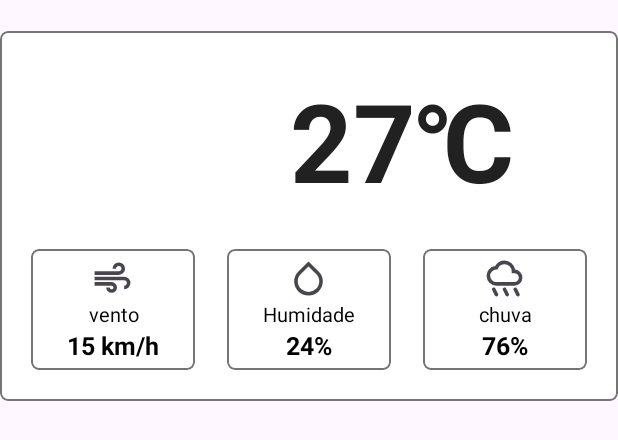
After one commit to VitorAlvesDevv/Previsao-tempo, an Android app: the layout item_container_current_previsao.xml on its own in the app's theme, with its tools: preview values and no code run, on a phone screen of 412 x 824 dp. The commit adds this screen. Shown: the top 440 px of the screen. Run offline under Robolectric (Android 15) with nearby library versions, the phone set to English and light mode, and no system bars.

Commit message:
fiz as alteçoes  no layout onde ira aparecer as informaçoes da previsao do tempo

```diff
--- a/app/src/main/java/com/example/previsaodotempo/fragments/home/HomeFragment.kt
+++ b/app/src/main/java/com/example/previsaodotempo/fragments/home/HomeFragment.kt
@@ -84,7 +84,7 @@ class HomeFragment : Fragment() {
     private fun setObservers() {
         with(modeloVisualizacao) {
             currentLocation.observe(viewLifecycleOwner) {
-            val currentLocationDataState = it ?: return@observe
+            val currentLocationDataState = it.getContentIfNotHandled() ?: return@observe
                 if (currentLocationDataState.isLoading) {
                     showLoading()
                 }
--- a/app/src/main/java/com/example/previsaodotempo/fragments/home/ModeloVisualizacao.kt
+++ b/app/src/main/java/com/example/previsaodotempo/fragments/home/ModeloVisualizacao.kt
@@ -6,14 +6,15 @@ import androidx.lifecycle.MutableLiveData
 import androidx.lifecycle.ViewModel
 import androidx.lifecycle.viewModelScope
 import com.example.previsaodotempo.data.CurrentLocation
+import com.example.previsaodotempo.data.EventDataLive
 import com.example.previsaodotempo.rede.repositorio.RepositorioPrevisaoTempo
 import com.google.android.gms.location.FusedLocationProviderClient
 import kotlinx.coroutines.launch
 
 class ModeloVisualizacao(private val repositorioPrevisaoTempo: RepositorioPrevisaoTempo) : ViewModel() {
 
-    private val _currentLocation = MutableLiveData<CurrentLocationDataState>()
-    val currentLocation: LiveData<CurrentLocationDataState> get() = _currentLocation
+    private val _currentLocation = MutableLiveData<EventDataLive<CurrentLocationDataState>>()
+    val currentLocation: LiveData<EventDataLive<CurrentLocationDataState>> get() = _currentLocation
 
     fun getCurrentLocation(
         fusedLocationProviderClient: FusedLocationProviderClient,
@@ -57,7 +58,7 @@ class ModeloVisualizacao(private val repositorioPrevisaoTempo: RepositorioPrevis
         error: String? = null
     ) {
         val currentLocationDataState = CurrentLocationDataState(isLoading, currentLocation, error)
-        _currentLocation.value = currentLocationDataState
+        _currentLocation.value = EventDataLive(currentLocationDataState)
     }
 
     data class CurrentLocationDataState(
--- /dev/null
+++ b/app/src/main/res/drawable/air_24px.xml
@@ -0,0 +1,10 @@
+<vector xmlns:android="http://schemas.android.com/apk/res/android"
+    android:width="24dp"
+    android:height="24dp"
+    android:viewportWidth="960"
+    android:viewportHeight="960"
+    android:tint="?attr/colorControlNormal">
+  <path
+      android:fillColor="@android:color/white"
+      android:pathData="M460,800Q410,800 375,765Q340,730 340,680L420,680Q420,697 431.5,708.5Q443,720 460,720Q477,720 488.5,708.5Q500,697 500,680Q500,663 488.5,651.5Q477,640 460,640L80,640L80,560L460,560Q510,560 545,595Q580,630 580,680Q580,730 545,765Q510,800 460,800ZM80,400L80,320L620,320Q646,320 663,303Q680,286 680,260Q680,234 663,217Q646,200 620,200Q594,200 577,217Q560,234 560,260L480,260Q480,201 520.5,160.5Q561,120 620,120Q679,120 719.5,160.5Q760,201 760,260Q760,319 719.5,359.5Q679,400 620,400L80,400ZM740,720L740,640Q766,640 783,623Q800,606 800,580Q800,554 783,537Q766,520 740,520L80,520L80,440L740,440Q799,440 839.5,480.5Q880,521 880,580Q880,639 839.5,679.5Q799,720 740,720Z"/>
+</vector>
--- /dev/null
+++ b/app/src/main/res/drawable/humidity_low_24px.xml
@@ -0,0 +1,10 @@
+<vector xmlns:android="http://schemas.android.com/apk/res/android"
+    android:width="24dp"
+    android:height="24dp"
+    android:viewportWidth="960"
+    android:viewportHeight="960"
+    android:tint="?attr/colorControlNormal">
+  <path
+      android:fillColor="@android:color/white"
+      android:pathData="M480,860Q347,860 253.5,768Q160,676 160,544Q160,481 184.5,423.5Q209,366 254,322L480,100L706,322Q751,366 775.5,423.5Q800,481 800,544Q800,676 706.5,768Q613,860 480,860ZM480,780Q580,780 650,711.5Q720,643 720,544Q720,497 702,454.5Q684,412 650,380L480,212L310,380Q276,412 258,454.5Q240,497 240,544Q240,643 310,711.5Q380,780 480,780Z"/>
+</vector>
--- /dev/null
+++ b/app/src/main/res/drawable/rainy_24px.xml
@@ -0,0 +1,10 @@
+<vector xmlns:android="http://schemas.android.com/apk/res/android"
+    android:width="24dp"
+    android:height="24dp"
+    android:viewportWidth="960"
+    android:viewportHeight="960"
+    android:tint="?attr/colorControlNormal">
+  <path
+      android:fillColor="@android:color/white"
+      android:pathData="M558,876Q543,884 527.5,878.5Q512,873 504,858L444,738Q436,723 441.5,707.5Q447,692 462,684Q477,676 492.5,681.5Q508,687 516,702L576,822Q584,837 578.5,852.5Q573,868 558,876ZM798,876Q783,884 767.5,878.5Q752,873 744,858L684,738Q676,723 681.5,707.5Q687,692 702,684Q717,676 732.5,681.5Q748,687 756,702L816,822Q824,837 818.5,852.5Q813,868 798,876ZM318,876Q303,884 287.5,878.5Q272,873 264,858L204,738Q196,723 201.5,707.5Q207,692 222,684Q237,676 252.5,681.5Q268,687 276,702L336,822Q344,837 338.5,852.5Q333,868 318,876ZM300,640Q209,640 144.5,575.5Q80,511 80,420Q80,337 135,275Q190,213 271,202Q303,145 358.5,112.5Q414,80 480,80Q570,80 636.5,137.5Q703,195 717,281Q786,287 833,338Q880,389 880,460Q880,535 827.5,587.5Q775,640 700,640L300,640ZM300,560L700,560Q742,560 771,531Q800,502 800,460Q800,418 771,389Q742,360 700,360L640,360L640,320Q640,254 593,207Q546,160 480,160Q432,160 392.5,186Q353,212 333,256L323,280L298,280Q241,282 200.5,322.5Q160,363 160,420Q160,478 201,519Q242,560 300,560ZM480,360L480,360Q480,360 480,360Q480,360 480,360Q480,360 480,360Q480,360 480,360L480,360L480,360Q480,360 480,360Q480,360 480,360Q480,360 480,360Q480,360 480,360L480,360L480,360Q480,360 480,360Q480,360 480,360Q480,360 480,360Q480,360 480,360Z"/>
+</vector>
--- /dev/null
+++ b/app/src/main/res/layout/item_container_current_previsao.xml
@@ -0,0 +1,199 @@
+<?xml version="1.0" encoding="utf-8"?>
+<com.google.android.material.card.MaterialCardView xmlns:android="http://schemas.android.com/apk/res/android"
+    android:layout_width="match_parent"
+    android:layout_height="wrap_content"
+    xmlns:app="http://schemas.android.com/apk/res-auto"
+    xmlns:tools="http://schemas.android.com/tools"
+    android:layout_marginTop="@dimen/_16sdp"
+    app:cardBackgroundColor="@color/white"
+    app:cardCornerRadius="@dimen/_4sdp"
+    app:cardElevation="0dp"
+    app:strokeColor="@color/silver"
+    app:strokeWidth="1dp">
+
+    <androidx.constraintlayout.widget.ConstraintLayout
+        android:layout_width="match_parent"
+        android:layout_height="wrap_content"
+        android:padding="@dimen/_16sdp">
+
+        <androidx.appcompat.widget.AppCompatImageView
+            android:id="@+id/ImageIcon"
+            android:layout_width="@dimen/_80sdp"
+            android:layout_height="@dimen/_80sdp"
+            app:layout_constraintStart_toStartOf="parent"
+            app:layout_constraintTop_toTopOf="parent" />
+
+        <androidx.appcompat.widget.AppCompatTextView
+            android:id="@+id/textTemperature"
+            android:layout_width="0dp"
+            android:layout_height="0dp"
+            android:layout_marginStart="@dimen/_16sdp"
+            android:gravity="center"
+            android:textColor="@color/raisin_black"
+            android:textSize="@dimen/_56ssp"
+            android:textStyle="bold"
+            app:layout_constraintBottom_toBottomOf="@+id/ImageIcon"
+            app:layout_constraintEnd_toEndOf="parent"
+            app:layout_constraintStart_toEndOf="@+id/ImageIcon"
+            app:layout_constraintTop_toTopOf="@id/ImageIcon"
+            tools:text="27\u2103"/>
+
+        <com.google.android.material.card.MaterialCardView
+            android:id="@+id/cardWind"
+            android:layout_width="0dp"
+            android:layout_height="wrap_content"
+            android:layout_marginTop="@dimen/_16sdp"
+            android:layout_marginEnd="@dimen/_8sdp"
+            app:cardBackgroundColor="@color/white"
+            app:cardCornerRadius="@dimen/_4sdp"
+            android:elevation="0dp"
+            app:layout_constraintBottom_toBottomOf="parent"
+            app:layout_constraintEnd_toStartOf="@+id/cardHumidade"
+            app:layout_constraintStart_toStartOf="@+id/ImageIcon"
+            app:layout_constraintTop_toBottomOf="@+id/ImageIcon"
+            app:strokeColor="@color/silver"
+            app:strokeWidth="1dp">
+
+            <LinearLayout
+                android:layout_width="match_parent"
+                android:layout_height="match_parent"
+                android:gravity="center"
+                android:orientation="vertical"
+                android:padding="@dimen/_4sdp">
+
+                <androidx.appcompat.widget.AppCompatImageView
+                    android:layout_width="@dimen/_22sdp"
+                    android:layout_height="@dimen/_22sdp"
+                    android:src="@drawable/air_24px"/>
+
+                <androidx.appcompat.widget.AppCompatTextView
+                    android:layout_width="match_parent"
+                    android:layout_height="wrap_content"
+                    android:gravity="center"
+                    android:text="@string/vento"
+                    android:textColor="@color/black"
+                    android:textSize="@dimen/_10ssp"/>
+
+                <androidx.appcompat.widget.AppCompatTextView
+                    android:id="@+id/textWind"
+                    android:layout_width="wrap_content"
+                    android:layout_height="wrap_content"
+                    android:textColor="@color/black"
+                    android:textSize="@dimen/_13ssp"
+                    android:textStyle="bold"
+                    tools:text="15 km/h"/>
+
+            </LinearLayout>
+
+
+        </com.google.android.material.card.MaterialCardView>
+
+
+        <com.google.android.material.card.MaterialCardView
+            android:id="@+id/cardHumidade"
+            android:layout_width="0dp"
+            android:layout_height="wrap_content"
+            android:layout_marginStart="@dimen/_8sdp"
+            android:layout_marginTop="@dimen/_16sdp"
+            android:layout_marginEnd="@dimen/_8sdp"
+            app:cardBackgroundColor="@color/white"
+            app:cardCornerRadius="@dimen/_4sdp"
+            android:elevation="0dp"
+            app:layout_constraintBottom_toBottomOf="parent"
+            app:layout_constraintEnd_toStartOf="@+id/cardChuva"
+            app:layout_constraintStart_toEndOf="@+id/cardWind"
+
+            app:layout_constraintTop_toBottomOf="@+id/ImageIcon"
+            app:strokeColor="@color/silver"
+            app:strokeWidth="1dp">
+
+            <LinearLayout
+                android:layout_width="match_parent"
+                android:layout_height="match_parent"
+                android:gravity="center"
+                android:orientation="vertical"
+                android:padding="@dimen/_4sdp">
+
+                <androidx.appcompat.widget.AppCompatImageView
+                    android:layout_width="@dimen/_22sdp"
+                    android:layout_height="@dimen/_22sdp"
+                    android:src="@drawable/humidity_low_24px"/>
+
+                <androidx.appcompat.widget.AppCompatTextView
+                    android:layout_width="match_parent"
+                    android:layout_height="wrap_content"
+                    android:gravity="center"
+                    android:text="@string/humidade"
+                    android:textColor="@color/black"
+                    android:textSize="@dimen/_10ssp"/>
+
+                <androidx.appcompat.widget.AppCompatTextView
+                    android:id="@+id/textHumidade"
+                    android:layout_width="wrap_content"
+                    android:layout_height="wrap_content"
+                    android:textColor="@color/black"
+                    android:textSize="@dimen/_13ssp"
+                    android:textStyle="bold"
+                    tools:text="24%"/>
+
+            </LinearLayout>
+
+
+        </com.google.android.material.card.MaterialCardView>
+
+        <com.google.android.material.card.MaterialCardView
+            android:id="@+id/cardChuva"
+            android:layout_width="0dp"
+            android:layout_height="wrap_content"
+            android:layout_marginStart="@dimen/_8sdp"
+            android:layout_marginTop="@dimen/_16sdp"
+
+            app:cardBackgroundColor="@color/white"
+            app:cardCornerRadius="@dimen/_4sdp"
+            android:elevation="0dp"
+            app:layout_constraintBottom_toBottomOf="parent"
+            app:layout_constraintEnd_toEndOf="parent"
+            app:layout_constraintStart_toEndOf="@+id/cardHumidade"
+            app:layout_constraintTop_toBottomOf="@+id/ImageIcon"
+            app:strokeColor="@color/silver"
+            app:strokeWidth="1dp">
+
+            <LinearLayout
+                android:layout_width="match_parent"
+                android:layout_height="match_parent"
+                android:gravity="center"
+                android:orientation="vertical"
+                android:padding="@dimen/_4sdp">
+
+                <androidx.appcompat.widget.AppCompatImageView
+                    android:layout_width="@dimen/_22sdp"
+                    android:layout_height="@dimen/_22sdp"
+                    android:src="@drawable/rainy_24px"/>
+
+                <androidx.appcompat.widget.AppCompatTextView
+                    android:layout_width="match_parent"
+                    android:layout_height="wrap_content"
+                    android:gravity="center"
+                    android:text="@string/chuva"
+                    android:textColor="@color/black"
+                    android:textSize="@dimen/_10ssp"/>
+
+                <androidx.appcompat.widget.AppCompatTextView
+                    android:id="@+id/textChuva"
+                    android:layout_width="wrap_content"
+                    android:layout_height="wrap_content"
+                    android:textColor="@color/black"
+                    android:textSize="@dimen/_13ssp"
+                    android:textStyle="bold"
+                    tools:text="76%"/>
+
+            </LinearLayout>
+
+
+        </com.google.android.material.card.MaterialCardView>
+
+
+    </androidx.constraintlayout.widget.ConstraintLayout>
+
+
+</com.google.android.material.card.MaterialCardView>
--- a/app/src/main/res/values/strings.xml
+++ b/app/src/main/res/values/strings.xml
@@ -1,4 +1,8 @@
 <resources>
     <string name="app_name">Previsaodotempo</string>
     <string name="pesquise_localizacao">Pesquise Localizacao</string>
+    <string name="wind">Wind</string>
+    <string name="humidade">Humidade</string>
+    <string name="vento">vento</string>
+    <string name="chuva">chuva</string>
 </resources>
```
